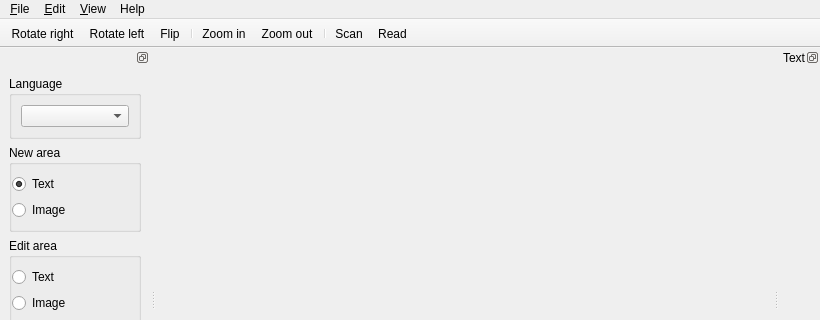
Before: the Qt Designer form ui/ui_lector.ui in zdenop/lector, drawn with Qt 5; both pictures show x 0 to 820 and y 0 to 320 of the 820 by 572 pixel window.
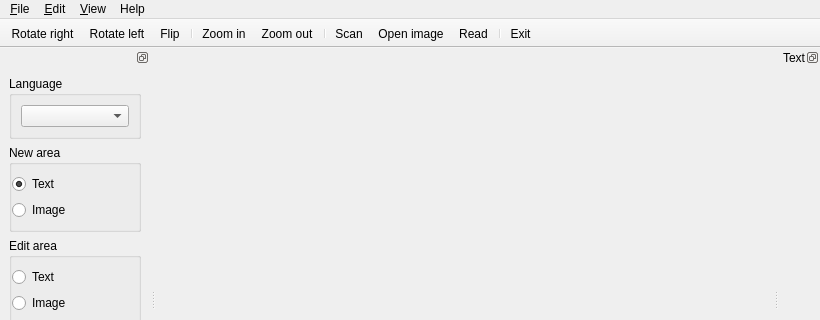
After: the same form once the commit is applied. Icons and pictures are not drawn.

Commit message: added Open and Exit to toolbar and font setting for textbrowser/editor

Patch:
```diff
--- a/ui/ui_lector.ui
+++ b/ui/ui_lector.ui
@@ -102,7 +102,10 @@
    <addaction name="actionZoomOut"/>
    <addaction name="separator"/>
    <addaction name="actionScan"/>
+   <addaction name="actionOpen"/>
    <addaction name="actionOcr"/>
+   <addaction name="separator"/>
+   <addaction name="actionExit"/>
   </widget>
   <widget class="QDockWidget" name="textBrowserDock">
    <property name="sizePolicy">
```
Left out of the diff: 11 changed lines with no effect on the pictures. The commit also changes 5 other files.
